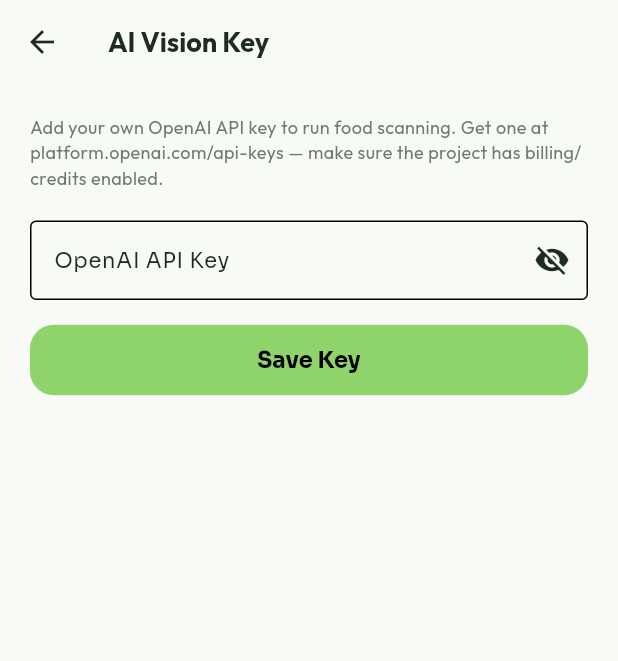
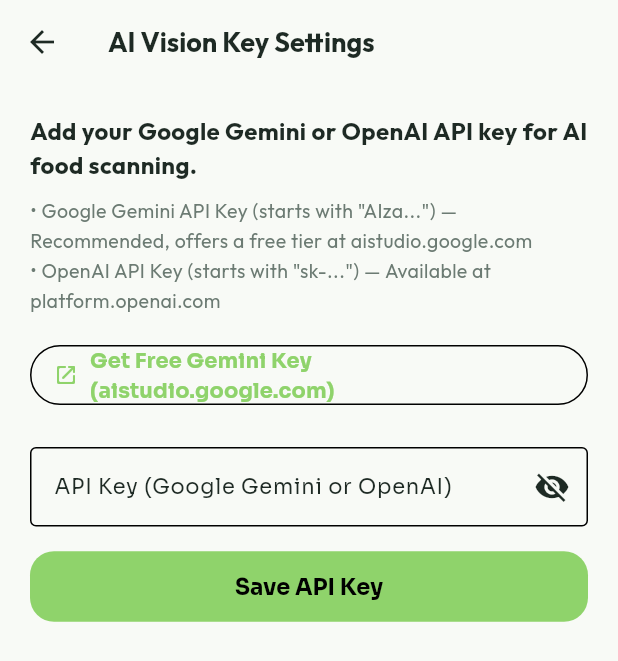
Before and after one commit to akkibansode8563-boop/PulseFit, a Flutter app: the ApiKeySettingsScreen screen opened directly, on a phone screen of 412 x 824 dp. Shown: the top 661 px of the screen. Run offline on Flutter 3.47's test engine with Material 3 defaults, Android fonts, the phone set to English and light mode, and no system bars; our stand-ins replace camera, fl_chart, flutter_animate, flutter_dotenv, flutter_local_notifications, flutter_riverpod and 6 more; accounts and stored records are empty.

Commit message:
feat: Add Google Gemini 1.5 Flash Vision API key support and multi-provider router

```diff
--- /dev/null
+++ b/lib/core/services/ai_vision_factory.dart
@@ -0,0 +1,14 @@
+import 'ai_service.dart';
+import 'api_key_storage_service.dart';
+import 'gemini_service_impl.dart';
+import 'openai_service_impl.dart';
+
+abstract class AiVisionFactory {
+  static Future<IAIService> getService() async {
+    final configuredKey = await ApiKeyStorageService.getEffectiveProviderKey();
+    if (configuredKey.provider == AiVisionProvider.gemini) {
+      return GeminiServiceImpl(apiKey: configuredKey.key);
+    }
+    return OpenAIServiceImpl(apiKey: configuredKey.key);
+  }
+}
--- a/lib/core/services/api_key_storage_service.dart
+++ b/lib/core/services/api_key_storage_service.dart
@@ -1,33 +1,86 @@
 import 'package:shared_preferences/shared_preferences.dart';
 
-/// Persists the user's own OpenAI API key on-device.
-/// NOTE: shared_preferences is NOT encrypted storage. For production,
-/// swap this for `flutter_secure_storage` (Keychain/Keystore-backed) —
-/// this class's public API is written so that swap only touches this file.
+enum AiVisionProvider { openai, gemini, none }
+
+class ConfiguredAiKey {
+  final String key;
+  final AiVisionProvider provider;
+
+  const ConfiguredAiKey({required this.key, required this.provider});
+}
+
 abstract class ApiKeyStorageService {
-  static const _key = 'user_openai_api_key';
+  static const _openAiKey = 'user_openai_api_key';
+  static const _geminiKey = 'user_gemini_api_key';
 
-  static Future<void> saveKey(String key) async {
+  static Future<void> saveOpenAiKey(String key) async {
     try {
       final prefs = await SharedPreferences.getInstance();
-      await prefs.setString(_key, key.trim());
+      await prefs.setString(_openAiKey, key.trim());
+    } catch (_) {}
+  }
+
+  static Future<void> saveGeminiKey(String key) async {
+    try {
+      final prefs = await SharedPreferences.getInstance();
+      await prefs.setString(_geminiKey, key.trim());
     } catch (_) {}
   }
 
   static Future<String?> getKey() async {
     try {
       final prefs = await SharedPreferences.getInstance();
-      final value = prefs.getString(_key);
+      final value = prefs.getString(_openAiKey);
       return (value == null || value.isEmpty) ? null : value;
     } catch (_) {
       return null;
     }
   }
 
-  static Future<void> clearKey() async {
+  static Future<String?> getGeminiKey() async {
     try {
       final prefs = await SharedPreferences.getInstance();
-      await prefs.remove(_key);
+      final value = prefs.getString(_geminiKey);
+      return (value == null || value.isEmpty) ? null : value;
+    } catch (_) {
+      return null;
+    }
+  }
+
+  static Future<ConfiguredAiKey> getEffectiveProviderKey() async {
+    // 1. Check Gemini key
+    final gemini = await getGeminiKey();
+    if (gemini != null && gemini.startsWith('AIza')) {
+      return ConfiguredAiKey(key: gemini, provider: AiVisionProvider.gemini);
+    }
+
+    // 2. Check OpenAI key
+    final openAi = await getKey();
+    if (openAi != null && openAi.startsWith('sk-')) {
+      return ConfiguredAiKey(key: openAi, provider: AiVisionProvider.openai);
+    }
+
+    return const ConfiguredAiKey(key: '', provider: AiVisionProvider.none);
+  }
+
+  static Future<void> clearKeys() async {
+    try {
+      final prefs = await SharedPreferences.getInstance();
+      await prefs.remove(_openAiKey);
+      await prefs.remove(_geminiKey);
     } catch (_) {}
   }
+
+  // Backward compatibility alias
+  static Future<void> saveKey(String key) async {
+    if (key.trim().startsWith('AIza')) {
+      await saveGeminiKey(key);
+    } else {
+      await saveOpenAiKey(key);
+    }
+  }
+
+  static Future<void> clearKey() async {
+    await clearKeys();
+  }
 }
--- a/lib/features/nutrition/presentation/providers/nutrition_provider.dart
+++ b/lib/features/nutrition/presentation/providers/nutrition_provider.dart
@@ -1,12 +1,14 @@
 import 'dart:async';
 import 'package:flutter_riverpod/flutter_riverpod.dart';
 import '../../../../core/services/ai_service.dart';
+import '../../../../core/services/ai_vision_factory.dart';
 import '../../../../core/services/openai_service_impl.dart';
 import '../../data/repositories/nutrition_repository_impl.dart';
 import '../../domain/entities/meal_record.dart';
 import '../../domain/repositories/i_nutrition_repository.dart';
 
 final aiServiceProvider = Provider<IAIService>((ref) {
+  // Synchronous fallback service; dynamic methods fetch effective service via AiVisionFactory
   return OpenAIServiceImpl();
 });
 
@@ -26,12 +28,12 @@ class NutritionNotifier extends AsyncNotifier<List<MealRecord>> {
   }
 
   Future<MealAnalysisResult> analyzeMealDescription(String text) async {
-    final aiService = ref.read(aiServiceProvider);
+    final aiService = await AiVisionFactory.getService();
     return await aiService.analyzeMealText(textDescription: text);
   }
 
   Future<void> analyzeAndAddMealText(String text) async {
-    final aiService = ref.read(aiServiceProvider);
+    final aiService = await AiVisionFactory.getService();
     final res = await aiService.analyzeMealText(textDescription: text);
     await saveAnalyzedMeal(res);
   }
--- a/lib/features/nutrition/presentation/screens/food_scanner_screen.dart
+++ b/lib/features/nutrition/presentation/screens/food_scanner_screen.dart
@@ -6,6 +6,7 @@ import 'package:google_fonts/google_fonts.dart';
 import 'package:image_picker/image_picker.dart';
 import 'package:permission_handler/permission_handler.dart';
 import '../../../../core/services/ai_service.dart';
+import '../../../../core/services/ai_vision_factory.dart';
 import '../../../../core/services/image_quality_service.dart';
 import '../../../../core/services/network_checker_service.dart';
 import '../../../../core/theme/app_colors.dart';
@@ -175,7 +176,7 @@ class _FoodScannerScreenState extends ConsumerState<FoodScannerScreen> {
     });
 
     // ── STAGE 3 & 4: Cloud AI Vision Analysis with Explicit Error Surface ──
-    final aiService = ref.read(aiServiceProvider);
+    final aiService = await AiVisionFactory.getService();
     try {
       final result = await aiService.analyzeFoodImage(imagePath: imagePath);
 
--- a/lib/features/settings/presentation/screens/api_key_settings_screen.dart
+++ b/lib/features/settings/presentation/screens/api_key_settings_screen.dart
@@ -1,5 +1,6 @@
 import 'package:flutter/material.dart';
 import 'package:google_fonts/google_fonts.dart';
+import 'package:url_launcher/url_launcher.dart';
 import '../../../../core/services/api_key_storage_service.dart';
 import '../../../../core/theme/app_colors.dart';
 
@@ -15,6 +16,7 @@ class _ApiKeySettingsScreenState extends State<ApiKeySettingsScreen> {
   bool _obscure = true;
   bool _saving = false;
   String? _savedMasked;
+  String _activeProviderName = 'None';
 
   @override
   void initState() {
@@ -23,22 +25,43 @@ class _ApiKeySettingsScreenState extends State<ApiKeySettingsScreen> {
   }
 
   Future<void> _loadKey() async {
-    final key = await ApiKeyStorageService.getKey();
-    if (key != null && key.length > 4 && mounted) {
-      setState(() => _savedMasked = 'sk-••••••••${key.substring(key.length - 4)}');
+    final configured = await ApiKeyStorageService.getEffectiveProviderKey();
+    if (mounted) {
+      if (configured.provider == AiVisionProvider.gemini) {
+        setState(() {
+          _savedMasked = 'AIza••••••••${configured.key.substring(configured.key.length - 4)}';
+          _activeProviderName = 'Google Gemini 1.5 Flash';
+        });
+      } else if (configured.provider == AiVisionProvider.openai) {
+        setState(() {
+          _savedMasked = 'sk-••••••••${configured.key.substring(configured.key.length - 4)}';
+          _activeProviderName = 'OpenAI gpt-4o-mini';
+        });
+      } else {
+        setState(() {
+          _savedMasked = null;
+          _activeProviderName = 'None';
+        });
+      }
     }
   }
 
   Future<void> _save() async {
     final value = _controller.text.trim();
-    if (!value.startsWith('sk-')) {
+    if (!value.startsWith('sk-') && !value.startsWith('AIza')) {
       ScaffoldMessenger.of(context).showSnackBar(
-        const SnackBar(content: Text('That doesn\'t look like a valid OpenAI key (should start with "sk-").')),
+        const SnackBar(
+          content: Text('Invalid key format. Key should start with "AIza" (Gemini) or "sk-" (OpenAI).'),
+        ),
       );
       return;
     }
     setState(() => _saving = true);
-    await ApiKeyStorageService.saveKey(value);
+    if (value.startsWith('AIza')) {
+      await ApiKeyStorageService.saveGeminiKey(value);
+    } else {
+      await ApiKeyStorageService.saveOpenAiKey(value);
+    }
     setState(() {
       _saving = false;
       _controller.clear();
@@ -46,47 +69,83 @@ class _ApiKeySettingsScreenState extends State<ApiKeySettingsScreen> {
     await _loadKey();
     if (mounted) {
       ScaffoldMessenger.of(context).showSnackBar(
-        const SnackBar(content: Text('API key saved.')),
+        SnackBar(content: Text('$_activeProviderName API key saved successfully.')),
       );
     }
   }
 
   Future<void> _clear() async {
-    await ApiKeyStorageService.clearKey();
-    setState(() => _savedMasked = null);
+    await ApiKeyStorageService.clearKeys();
+    await _loadKey();
+  }
+
+  Future<void> _launchGeminiKeyUrl() async {
+    final Uri url = Uri.parse('https://aistudio.google.com/app/apikey');
+    if (await canLaunchUrl(url)) {
+      await launchUrl(url, mode: LaunchMode.externalApplication);
+    }
   }
 
   @override
   Widget build(BuildContext context) {
     return Scaffold(
-      appBar: AppBar(title: Text('AI Vision Key', style: GoogleFonts.outfit(fontWeight: FontWeight.bold))),
+      appBar: AppBar(title: Text('AI Vision Key Settings', style: GoogleFonts.outfit(fontWeight: FontWeight.bold))),
       body: Padding(
         padding: const EdgeInsets.all(20),
+        child: SingleChildScrollView(
           child: Column(
             crossAxisAlignment: CrossAxisAlignment.start,
             children: [
               Text(
-              'Add your own OpenAI API key to run food scanning. '
-              'Get one at platform.openai.com/api-keys — make sure the '
-              'project has billing/credits enabled.',
-              style: GoogleFonts.outfit(color: AppColors.lightTextSecondary),
+                'Add your Google Gemini or OpenAI API key for AI food scanning.',
+                style: GoogleFonts.outfit(color: AppColors.lightTextPrimary, fontSize: 16, fontWeight: FontWeight.bold),
               ),
-            const SizedBox(height: 20),
+              const SizedBox(height: 8),
+              Text(
+                '• Google Gemini API Key (starts with "AIza...") — Recommended, offers a free tier at aistudio.google.com\n'
+                '• OpenAI API Key (starts with "sk-...") — Available at platform.openai.com',
+                style: GoogleFonts.outfit(color: AppColors.lightTextSecondary, fontSize: 13, height: 1.5),
+              ),
+              const SizedBox(height: 16),
+              OutlinedButton.icon(
+                onPressed: _launchGeminiKeyUrl,
+                icon: const Icon(Icons.open_in_new_rounded, size: 16),
+                label: const Text('Get Free Gemini Key (aistudio.google.com)'),
+              ),
+              const SizedBox(height: 24),
               if (_savedMasked != null) ...[
-              Row(
+                Container(
+                  padding: const EdgeInsets.all(16),
+                  decoration: BoxDecoration(
+                    color: const Color(0x1A10B981),
+                    borderRadius: BorderRadius.circular(16),
+                    border: Border.all(color: const Color(0xFF10B981)),
+                  ),
+                  child: Row(
                     children: [
-                  Expanded(child: Text('Current key: $_savedMasked', style: GoogleFonts.outfit(fontWeight: FontWeight.w600))),
+                      const Icon(Icons.check_circle_rounded, color: Color(0xFF10B981)),
+                      const SizedBox(width: 12),
+                      Expanded(
+                        child: Column(
+                          crossAxisAlignment: CrossAxisAlignment.start,
+                          children: [
+                            Text(_activeProviderName, style: GoogleFonts.outfit(fontWeight: FontWeight.bold, fontSize: 14)),
+                            Text('Key: $_savedMasked', style: GoogleFonts.outfit(fontSize: 12, color: Colors.grey.shade800)),
+                          ],
+                        ),
+                      ),
                       TextButton(onPressed: _clear, child: const Text('Remove')),
                     ],
                   ),
-              const SizedBox(height: 16),
+                ),
+                const SizedBox(height: 20),
               ],
               TextField(
                 controller: _controller,
                 obscureText: _obscure,
                 decoration: InputDecoration(
-                labelText: 'OpenAI API Key',
-                hintText: 'sk-...',
+                  labelText: 'API Key (Google Gemini or OpenAI)',
+                  hintText: 'AIza... or sk-...',
                   border: const OutlineInputBorder(),
                   suffixIcon: IconButton(
                     icon: Icon(_obscure ? Icons.visibility_off : Icons.visibility),
@@ -101,12 +160,13 @@ class _ApiKeySettingsScreenState extends State<ApiKeySettingsScreen> {
                   onPressed: _saving ? null : _save,
                   child: _saving
                       ? const SizedBox(height: 18, width: 18, child: CircularProgressIndicator(strokeWidth: 2))
-                    : const Text('Save Key'),
+                      : const Text('Save API Key'),
                 ),
               ),
             ],
           ),
         ),
+      ),
     );
   }
 }
```
Also changed, not shown: lib/core/services/gemini_service_impl.dart (added, +240 -0 lines), 1 other file. Lines whose indentation alone changed are shown as unchanged.
